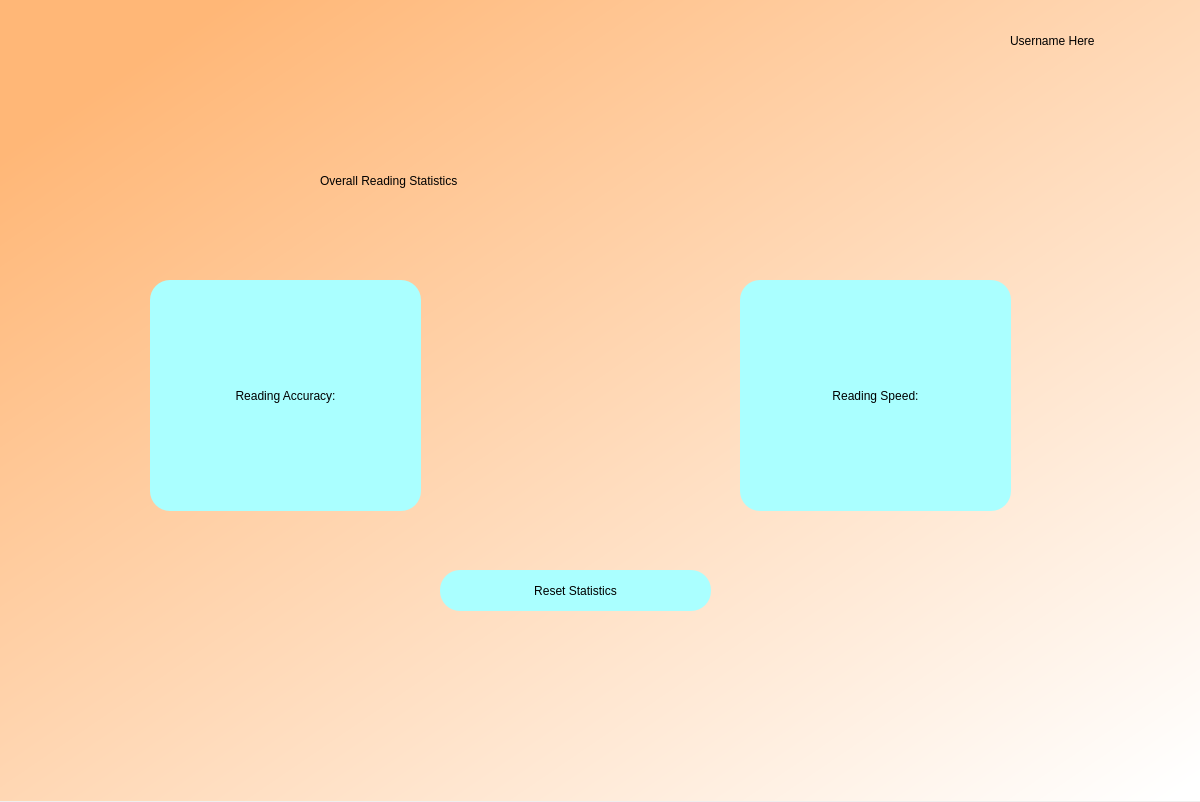
Old version of the form userStats.ui in the repository cnTalon/READ.
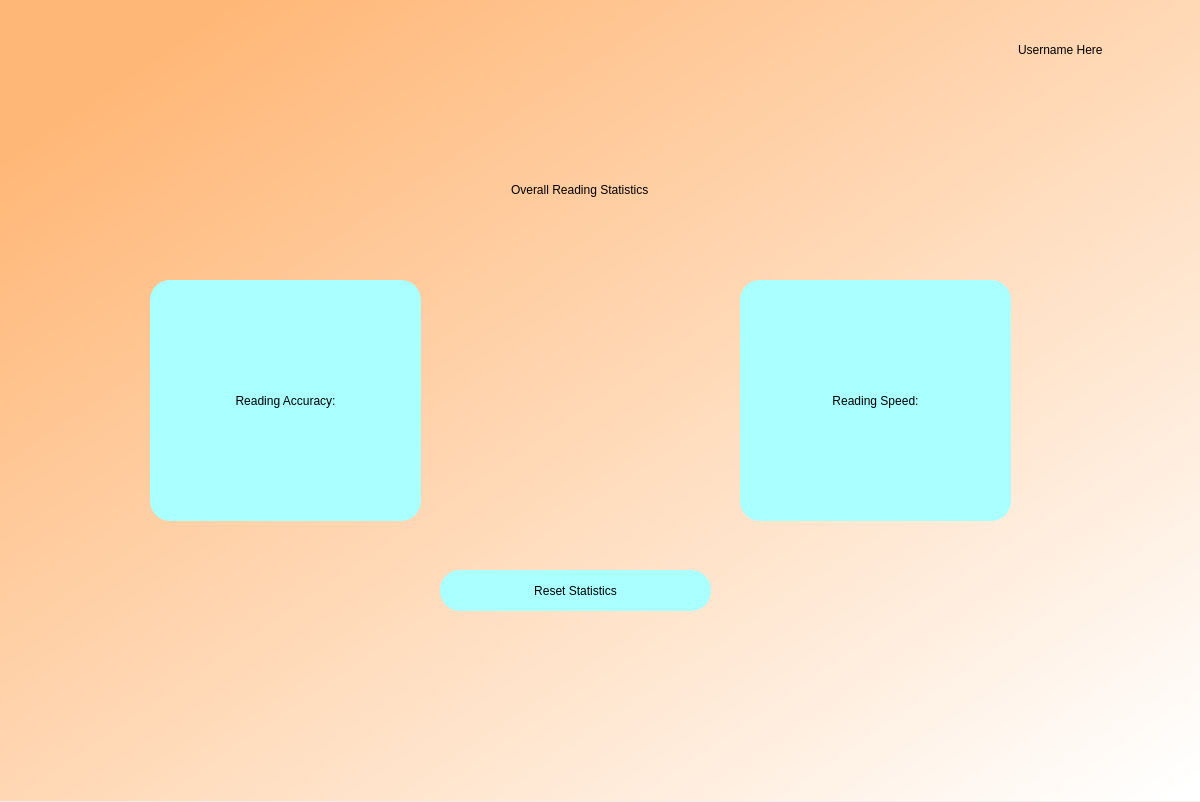
New version of the form.

Commit message: fixed label sizing

Patch:
```diff
--- a/userStats.ui
+++ b/userStats.ui
@@ -26,45 +26,13 @@
     <string notr="true">QWidget#bgwidget{
 background-color:qlineargradient(spread:pad, x1:0.091, y1:0.101636, x2:0.991379, y2:0.977, stop:0 rgb(255, 183, 119), stop:1 rgba(255, 255, 255, 255));}</string>
    </property>
-   <widget class="QLabel" name="label">
-    <property name="geometry">
-     <rect>
-      <x>320</x>
-      <y>150</y>
-      <width>521</width>
-      <height>61</height>
-     </rect>
-    </property>
-    <property name="styleSheet">
-     <string notr="true">font: 36pt &quot;DengXian&quot;; color: rgb(0, 0, 0)</string>
-    </property>
-    <property name="text">
-     <string>Overall Reading Statistics</string>
-    </property>
-   </widget>
-   <widget class="QLabel" name="profile">
-    <property name="geometry">
-     <rect>
-      <x>1010</x>
-      <y>20</y>
-      <width>171</width>
-      <height>41</height>
-     </rect>
-    </property>
-    <property name="styleSheet">
-     <string notr="true">font: 18pt &quot;DengXian&quot;; color: rgb(0, 0, 0)</string>
-    </property>
-    <property name="text">
-     <string>Username Here</string>
-    </property>
-   </widget>
    <widget class="QPushButton" name="easy">
     <property name="geometry">
      <rect>
       <x>150</x>
       <y>280</y>
       <width>271</width>
-      <height>231</height>
+      <height>241</height>
      </rect>
     </property>
     <property name="styleSheet">
@@ -98,7 +66,7 @@
       <x>740</x>
       <y>280</y>
       <width>271</width>
-      <height>231</height>
+      <height>241</height>
      </rect>
     </property>
     <property name="styleSheet">
@@ -128,6 +96,50 @@
      <string>Reset Statistics</string>
     </property>
    </widget>
+   <widget class="QWidget" name="verticalLayoutWidget">
+    <property name="geometry">
+     <rect>
+      <x>310</x>
+      <y>150</y>
+      <width>541</width>
+      <height>80</height>
+     </rect>
+    </property>
+    <layout class="QVBoxLayout" name="verticalLayout">
+     <item alignment="Qt::AlignHCenter|Qt::AlignVCenter">
+      <widget class="QLabel" name="label">
+       <property name="styleSheet">
+        <string notr="true">font: 36pt &quot;DengXian&quot;; color: rgb(0, 0, 0)</string>
+       </property>
+       <property name="text">
+        <string>Overall Reading Statistics</string>
+       </property>
+      </widget>
+     </item>
+    </layout>
+   </widget>
+   <widget class="QWidget" name="verticalLayoutWidget_2">
+    <property name="geometry">
+     <rect>
+      <x>940</x>
+      <y>20</y>
+      <width>241</width>
+      <height>61</height>
+     </rect>
+    </property>
+    <layout class="QVBoxLayout" name="verticalLayout_2">
+     <item alignment="Qt::AlignHCenter|Qt::AlignVCenter">
+      <widget class="QLabel" name="profile">
+       <property name="styleSheet">
+        <string notr="true">font: 18pt &quot;DengXian&quot;; color: rgb(0, 0, 0)</string>
+       </property>
+       <property name="text">
+        <string>Username Here</string>
+       </property>
+      </widget>
+     </item>
+    </layout>
+   </widget>
   </widget>
  </widget>
  <resources/>
```
The commit also changes 8 other files.
